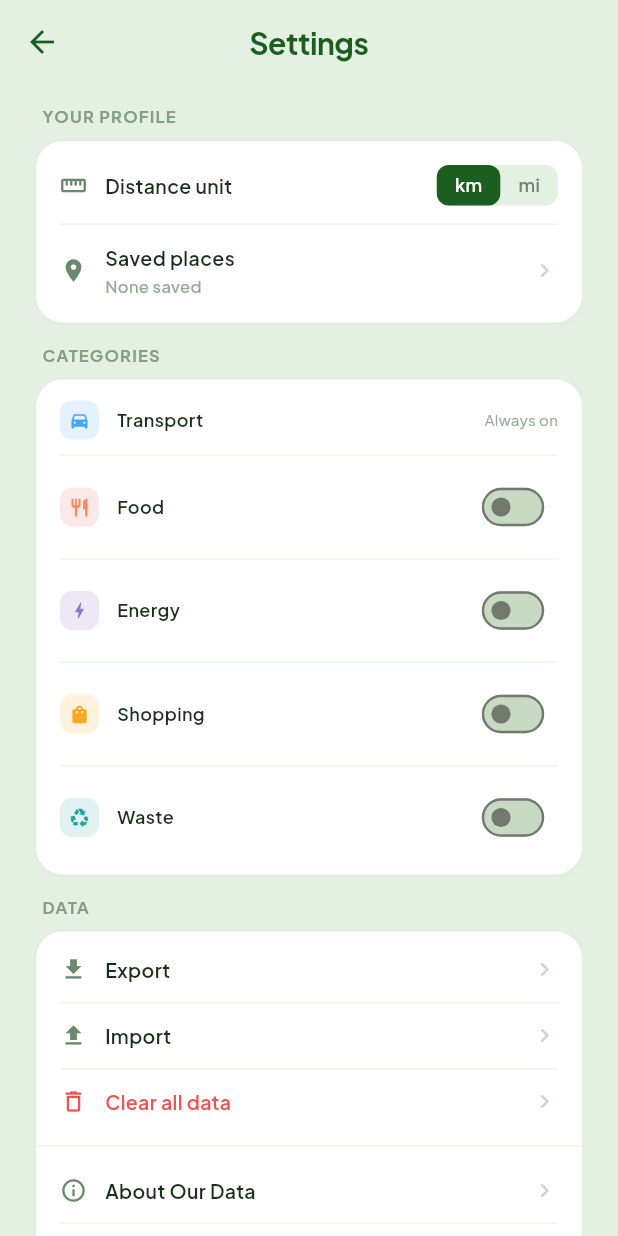
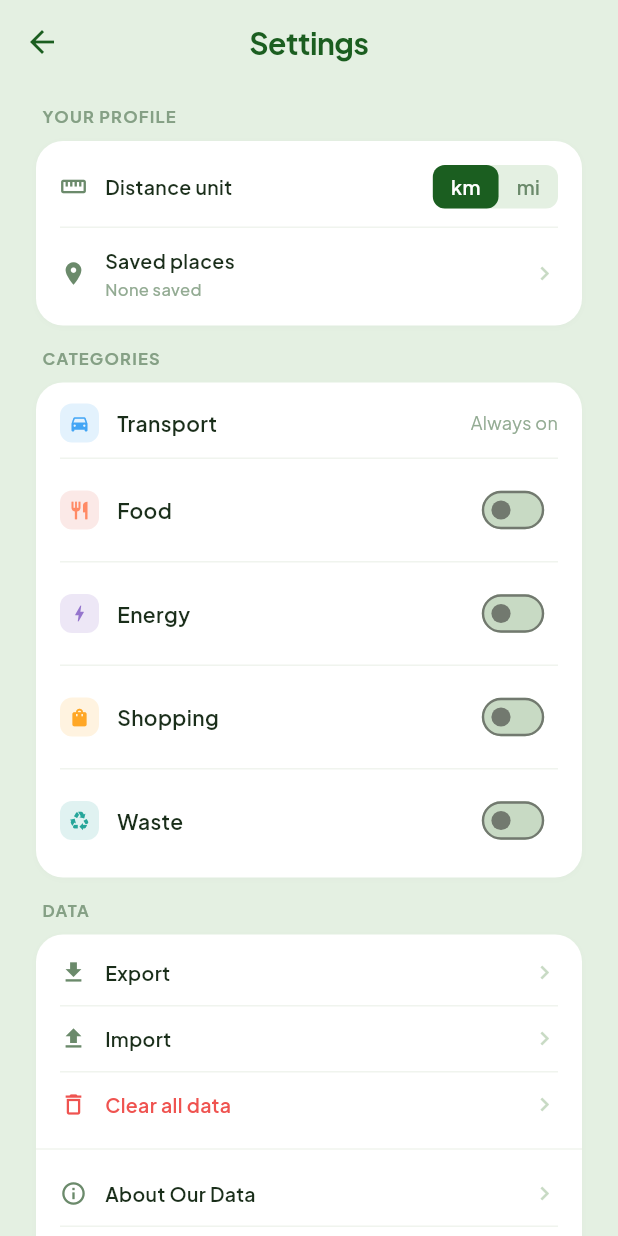
Before and after one commit to aswath-space/Voetje, a Flutter app: the SettingsScreen screen opened by its route, on a phone screen of 412 x 824 dp. Run offline on Flutter 3.47's test engine with Material 3 defaults, Android fonts, the phone set to English and light mode, and no system bars; our stand-ins replace file_picker, fl_chart, geolocator, google_fonts, share_plus, shared_preferences and 1 more; missing offline and left inert: marionette_flutter; accounts and stored records are empty.

Commit message:
fix: bump hardcoded font and icon sizes to match design system
Co-Authored-By: Claude Sonnet 4.6 <noreply@anthropic.com>

```diff
--- a/lib/screens/settings_screen.dart
+++ b/lib/screens/settings_screen.dart
@@ -237,7 +237,7 @@ class SettingsScreen extends StatelessWidget {
                     trailing: Text(
                       'v1.0.0',
                       style: TextStyle(
-                        fontSize: 10,
+                        fontSize: 13,
                         color: VoetjeColors.captionColor,
                       ),
                     ),
@@ -547,7 +547,7 @@ class _UnitSegmentedControl extends StatelessWidget {
               child: Text(
                 seg,
                 style: TextStyle(
-                  fontSize: 12,
+                  fontSize: 13,
                   fontWeight: FontWeight.w600,
                   color: selected ? Colors.white : VoetjeColors.textMuted,
                 ),
@@ -582,6 +582,7 @@ class _CategoryRow extends StatelessWidget {
     return Padding(
       padding: const EdgeInsets.symmetric(horizontal: 16, vertical: 10),
       child: Row(
+        crossAxisAlignment: CrossAxisAlignment.center,
         children: [
           Container(
             width: 26,
@@ -601,7 +602,7 @@ class _CategoryRow extends StatelessWidget {
             child: Text(
               label,
               style: const TextStyle(
-                fontSize: 12,
+                fontSize: 14,
                 fontWeight: FontWeight.w600,
                 color: VoetjeColors.textPrimary,
               ),
@@ -611,7 +612,7 @@ class _CategoryRow extends StatelessWidget {
             const Text(
               'Always on',
               style: TextStyle(
-                fontSize: 10,
+                fontSize: 12,
                 color: VoetjeColors.captionColor,
               ),
             )
--- a/lib/widgets/category_picker_sheet.dart
+++ b/lib/widgets/category_picker_sheet.dart
@@ -163,7 +163,7 @@ class _CategoryTile extends StatelessWidget {
                 Text(
                   category.label,
                   style: GoogleFonts.plusJakartaSans(
-                    fontSize: 12,
+                    fontSize: 14,
                     fontWeight: FontWeight.w600,
                     color: VoetjeColors.textPrimary,
                   ),
--- a/lib/widgets/section_header.dart
+++ b/lib/widgets/section_header.dart
@@ -29,7 +29,7 @@ class SectionHeader extends StatelessWidget {
             child: Text(
               actionLabel!,
               style: GoogleFonts.plusJakartaSans(
-                fontSize: 12,
+                fontSize: 14,
                 fontWeight: FontWeight.w600,
                 color: VoetjeColors.primaryMedium,
               ),
```
Also changed, not shown: lib/screens/history_screen.dart (+4 -4 lines), lib/screens/home_screen.dart (+4 -4 lines), lib/widgets/budget_ring.dart (+6 -6 lines), lib/widgets/entry_tile.dart (+7 -6 lines), lib/widgets/still_to_log_card.dart (+4 -4 lines).
